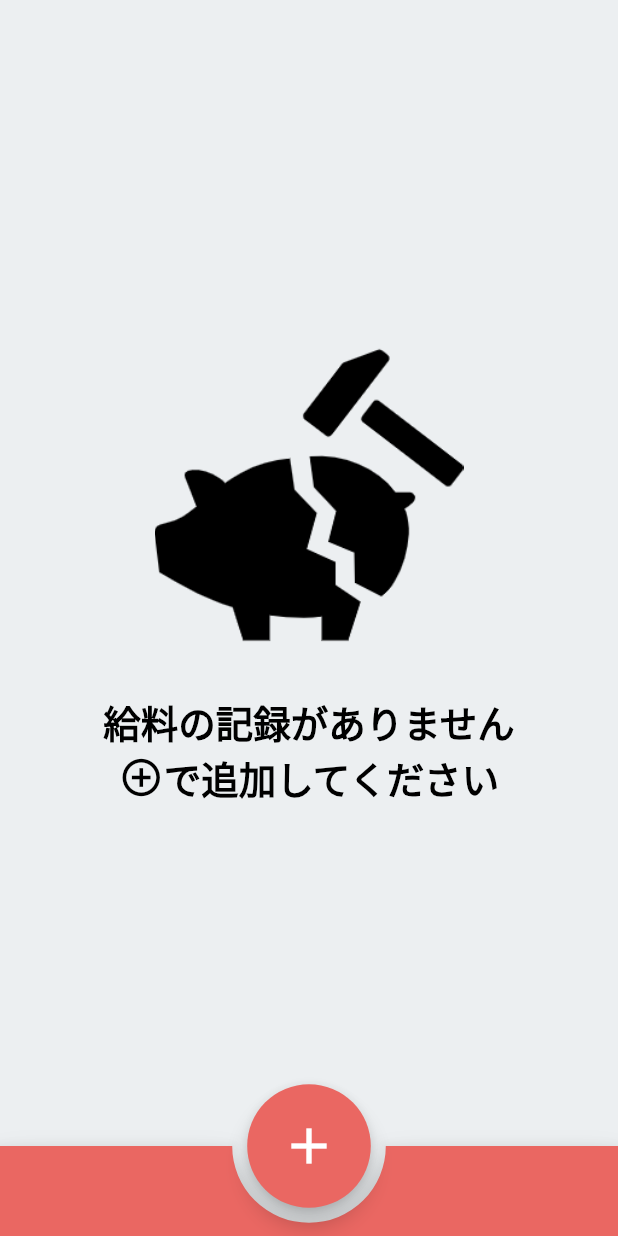
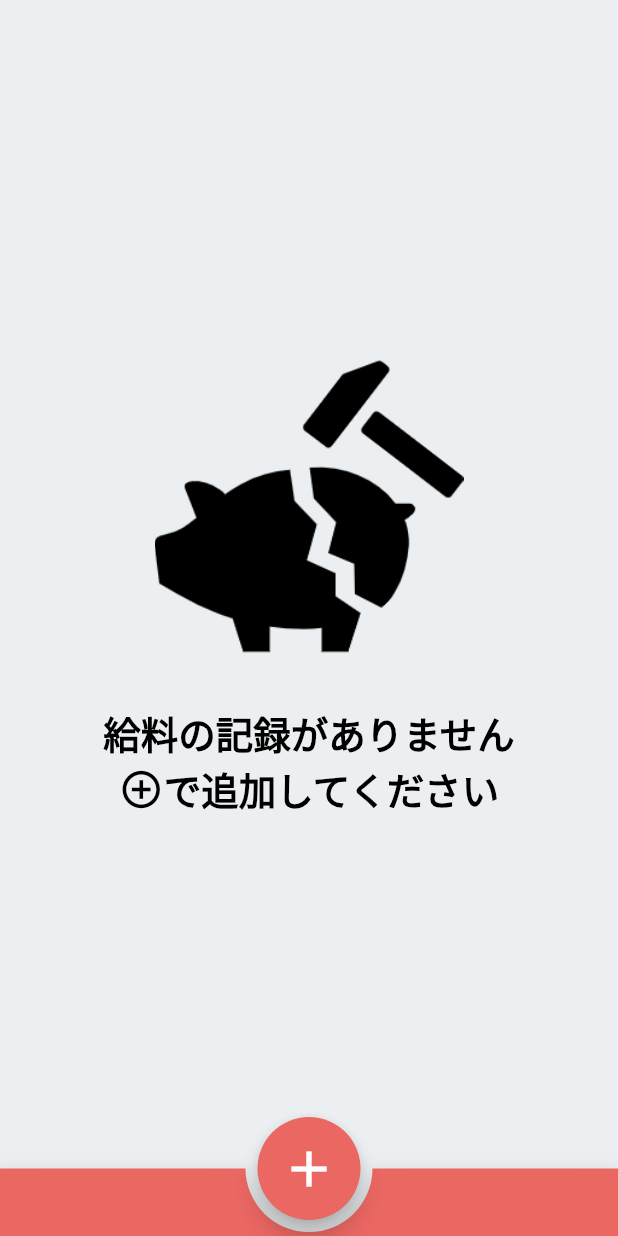
Before and after one commit to iseruuuuu/money_calc_app, a Flutter app: the screen it shows after launch, on a phone screen of 412 x 824 dp. Run offline on Flutter 3.47's test engine with Material 2 defaults, Android fonts, the phone set to English and light mode, and no system bars; our stand-ins replace math_expressions, shared_preferences; missing offline and left inert: holding_gesture.

Commit message:
change: bottom size and bottom height

```diff
--- a/lib/screen/main.dart
+++ b/lib/screen/main.dart
@@ -286,8 +286,8 @@ class _TodoListPageState extends State<TodoListPage> {
       ),
       floatingActionButtonLocation: FloatingActionButtonLocation.centerDocked,
       floatingActionButton: SizedBox(
-        width: MediaQuery.of(context).size.width / 5,
-        height: MediaQuery.of(context).size.width / 5,
+        width: MediaQuery.of(context).size.width / 6,
+        height: MediaQuery.of(context).size.width / 6,
         child: FloatingActionButton(
           backgroundColor: const Color(0xFFEA6762),
           onPressed: () async {
@@ -313,7 +313,7 @@ class _TodoListPageState extends State<TodoListPage> {
       ),
       bottomNavigationBar: BottomAppBar(
         color: const Color(0xFFEA6762),
-        notchMargin: 10.0,
+        notchMargin: 8.0,
         shape: const AutomaticNotchedShape(
           RoundedRectangleBorder(),
           StadiumBorder(
@@ -324,8 +324,8 @@ class _TodoListPageState extends State<TodoListPage> {
           mainAxisSize: MainAxisSize.max,
           mainAxisAlignment: MainAxisAlignment.spaceBetween,
           children: const <Widget>[
-            SizedBox(height: 60, child: Text('')),
-            SizedBox(height: 60, child: Text('')),
+            SizedBox(height: 45, child: Text('')),
+            SizedBox(height: 45, child: Text('')),
           ],
         ),
       ),
```
